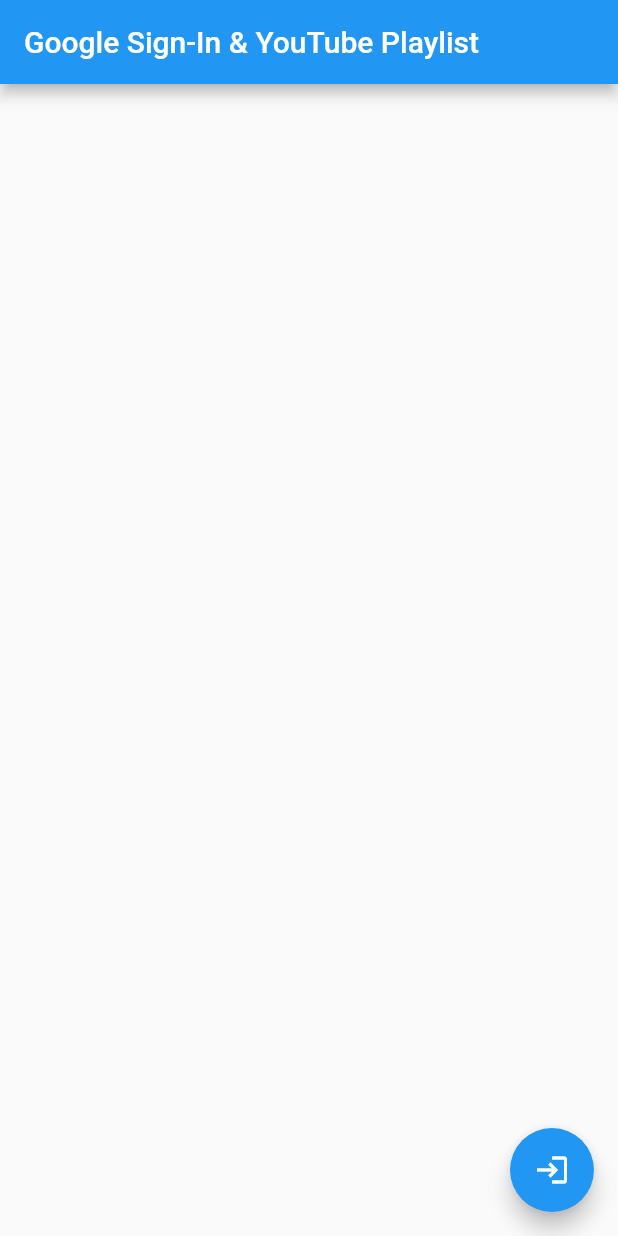
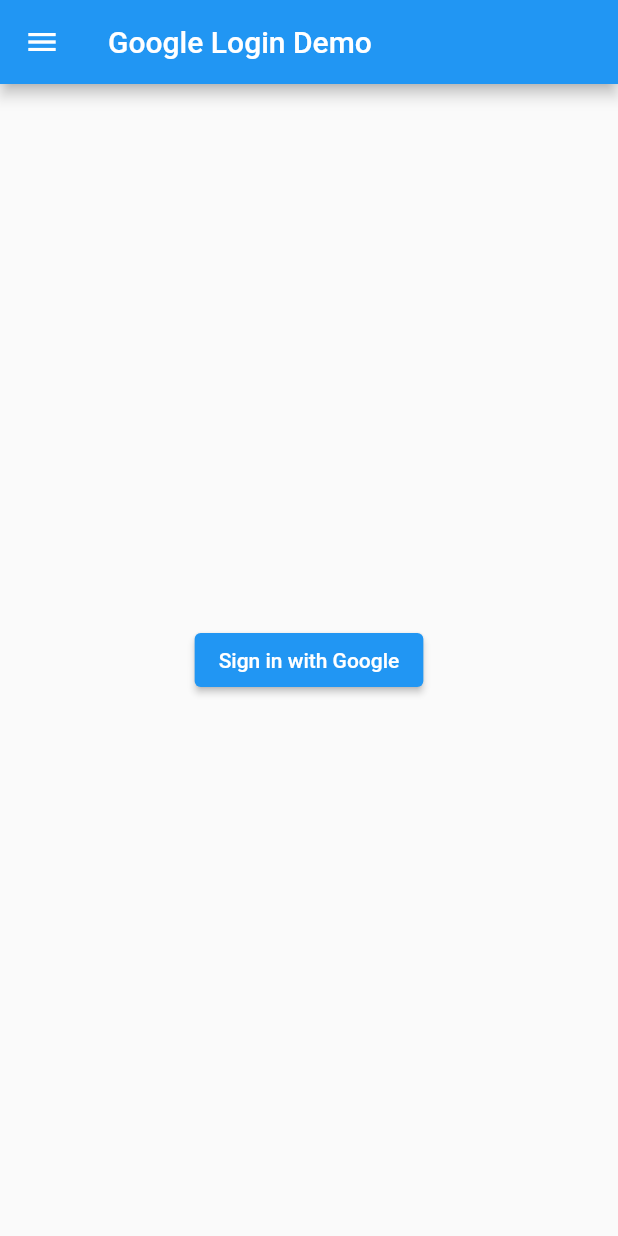
Before and after one commit to Compile7/CuratedYoutubeVideos, a Flutter app: the screen it shows after launch, on a phone screen of 412 x 824 dp. Run offline on Flutter 3.47's test engine with Material 2 defaults, Android fonts, the phone set to English and light mode, and no system bars; our stand-ins replace google_sign_in, shared_preferences.

Commit message:
login and playlist

```diff
--- a/lib/main.dart
+++ b/lib/main.dart
@@ -1,264 +1,298 @@
 import 'package:flutter/material.dart';
 import 'package:google_sign_in/google_sign_in.dart';
+import 'package:shared_preferences/shared_preferences.dart';
 import 'package:http/http.dart' as http;
 import 'dart:convert';
-import 'package:youtube_player_flutter/youtube_player_flutter.dart';
 
-void main() => runApp(MyApp());
+void main() {
+  runApp(MyApp());
+}
 
 class MyApp extends StatelessWidget {
   @override
   Widget build(BuildContext context) {
     return MaterialApp(
-      title: 'Google Sign-In & YouTube Playlist',
+      title: 'Google Login Demo',
       theme: ThemeData(
         primarySwatch: Colors.blue,
       ),
-      home: MyHomePage(title: 'Google Sign-In & YouTube Playlist'),
+      home: HomePage(),
     );
   }
 }
 
-class MyHomePage extends StatefulWidget {
-  MyHomePage({Key? key, required this.title}) : super(key: key);
-
-  final String title;
-
+class HomePage extends StatefulWidget {
   @override
-  _MyHomePageState createState() => _MyHomePageState();
+  _HomePageState createState() => _HomePageState();
 }
 
-class _MyHomePageState extends State<MyHomePage> {
+class _HomePageState extends State<HomePage> {
   GoogleSignIn _googleSignIn = GoogleSignIn(
-    scopes: ['email', 'https://www.googleapis.com/auth/youtube'],
+    scopes: [
+      'email',
+      'https://www.googleapis.com/auth/youtube',
+    ],
     clientId:
         "622626307311-2vujec8emo1vp7acu2hcltr3jrk7q36b.apps.googleusercontent.com",
   );
+
+  GoogleSignInAccount? _currentUser;
   bool _isLoggedIn = false;
-  late GoogleSignInAccount _user;
-  List<dynamic> _playlists = [];
-  List<dynamic> _videos = [];
-  String _selectedPlaylistId = '';
-  bool _isPlayerVisible = false;
-  String _selectedVideoUrl = '';
+  List<Map<String, dynamic>> _youtubePlaylist = [];
+  bool _isLoading = false;
+  bool _showPlaylist = false;
+  List<String> _youtubeVideos = [];
 
-  void _login() async {
-    try {
-      final googleUser = await _googleSignIn.signIn();
-      if (googleUser != null) {
+  @override
+  void initState() {
+    super.initState();
+    _checkIfLoggedIn();
+  }
+
+  Future<void> _checkIfLoggedIn() async {
+    final SharedPreferences prefs = await SharedPreferences.getInstance();
+    final String? email = prefs.getString('email');
+
+    if (email != null) {
       setState(() {
         _isLoggedIn = true;
-          _user = googleUser;
       });
-        _fetchPlaylists();
-      }
-    } catch (error) {
-      print('Error logging in: $error');
+      _googleSignIn.onCurrentUserChanged.listen((GoogleSignInAccount? account) {
+        setState(() {
+          _currentUser = account;
+        });
+      });
+      await _googleSignIn.signInSilently();
+
+      _fetchYouTubePlaylist(); // Fetch playlist if already logged in
     }
   }
 
-  void _logout() async {
+  Future<void> _handleSignIn() async {
     try {
+      final GoogleSignInAccount? googleUser = await _googleSignIn.signIn();
+      if (googleUser != null) {
+        final SharedPreferences prefs = await SharedPreferences.getInstance();
+        await prefs.setString('email', googleUser.email);
+        setState(() {
+          _isLoggedIn = true;
+          _currentUser = googleUser;
+        });
+
+        _fetchYouTubePlaylist(); // Fetch playlist after successful login
+      }
+    } catch (error) {
+      print('Error signing in: $error');
+    }
+  }
+
+  Future<void> _handleSignOut() async {
+    try {
+      final SharedPreferences prefs = await SharedPreferences.getInstance();
+      await prefs.remove('email');
+
+      await _googleSignIn.disconnect();
       await _googleSignIn.signOut();
       setState(() {
         _isLoggedIn = false;
-        _playlists.clear();
-        _videos.clear();
-        _selectedPlaylistId = '';
-        _isPlayerVisible = false;
-        _selectedVideoUrl = '';
+        _currentUser = null;
+        _youtubePlaylist = [];
+        _youtubeVideos = [];
       });
     } catch (error) {
-      print('Error logging out: $error');
+      print('Error signing out: $error');
     }
   }
 
-  Future<void> _fetchPlaylists() async {
+  Future<void> _fetchYouTubePlaylist() async {
+    setState(() {
+      _isLoading = true;
+    });
+
     try {
-      final accessToken = await _googleSignIn.currentUser!.authHeaders;
+      final headers = await _googleSignIn.currentUser?.authHeaders;
+      if (headers == null) {
+        throw Exception('User is not authenticated.');
+      }
       final response = await http.get(
         Uri.parse(
-          'https://www.googleapis.com/youtube/v3/playlists?part=snippet&mine=true',
-        ),
-        headers: accessToken,
+            'https://www.googleapis.com/youtube/v3/playlists?part=snippet&mine=true'),
+        headers: {
+          'Authorization': '${headers["Authorization"]}',
+        },
       );
 
       if (response.statusCode == 200) {
-        final data = jsonDecode(response.body);
+        final data = json.decode(response.body);
+        final items = data['items'] as List<dynamic>;
         setState(() {
-          _playlists = data['items'];
+          _youtubePlaylist = items
+              .map<Map<String, dynamic>>((item) => {
+                    'title': item['snippet']['title'],
+                    'id': item['id'],
+                  })
+              .toList();
+          _isLoading = false;
         });
       } else {
-        print('Failed to load playlists. Status code: ${response.statusCode}');
+        print(
+            'Error fetching YouTube playlist. Status code: ${response.statusCode}');
+        setState(() {
+          _isLoading = false;
+        });
       }
     } catch (error) {
-      print('Error fetching playlists: $error');
+      print('Error fetching YouTube playlist: $error');
+      setState(() {
+        _isLoading = false;
+      });
     }
   }
 
-  Future<void> _fetchVideos(String playlistId) async {
+  Future<void> _fetchRelatedVideos(String playlistId) async {
+    setState(() {
+      _isLoading = true;
+    });
     try {
-      final accessToken = await _googleSignIn.currentUser!.authHeaders;
+      final headers = await _googleSignIn.currentUser?.authHeaders;
+      if (headers == null) {
+        throw Exception('User is not authenticated.');
+      }
       final response = await http.get(
         Uri.parse(
-          'https://www.googleapis.com/youtube/v3/playlistItems?part=snippet&maxResults=10&playlistId=$playlistId',
-        ),
-        headers: accessToken,
+            'https://www.googleapis.com/youtube/v3/playlistItems?part=snippet&playlistId=$playlistId'),
+        headers: {
+          'Authorization': '${headers["Authorization"]}',
+        },
       );
 
       if (response.statusCode == 200) {
-        final data = jsonDecode(response.body);
+        final data = json.decode(response.body);
+        final items = data['items'] as List<dynamic>;
+
         setState(() {
-          _videos = data['items'];
+          _youtubeVideos =
+              items.map<String>((item) => item['snippet']['title']).toList();
+          _isLoading = false;
         });
       } else {
-        print('Failed to load videos. Status code: ${response.statusCode}');
+        print(
+            'Error fetching related videos. Status code: ${response.statusCode}');
+        setState(() {
+          _isLoading = false;
+        });
       }
     } catch (error) {
-      print('Error fetching videos: $error');
-    }
-  }
-
-  void _playVideo(String videoUrl) {
+      print('Error fetching related videos: $error');
       setState(() {
-      _isPlayerVisible = true;
-      _selectedVideoUrl = videoUrl;
+        _isLoading = false;
       });
     }
-
-  void _closePlayer() {
-    setState(() {
-      _isPlayerVisible = false;
-      _selectedVideoUrl = '';
-    });
   }
 
   @override
   Widget build(BuildContext context) {
     return Scaffold(
       appBar: AppBar(
-        title: Text(widget.title),
-        actions: <Widget>[
-          if (_isLoggedIn)
-            Row(
+        title: Text('Google Login Demo'),
+      ),
+      drawer: Drawer(
+        child: ListView(
+          padding: EdgeInsets.zero,
           children: <Widget>[
+            DrawerHeader(
+              decoration: BoxDecoration(
+                color: Colors.blue,
+              ),
+              child: Column(
+                crossAxisAlignment: CrossAxisAlignment.start,
+                children: [
+                  CircleAvatar(
+                    backgroundImage: NetworkImage(_currentUser?.photoUrl ?? ''),
+                    radius: 30,
+                  ),
+                  SizedBox(height: 8),
                   Text(
-                  _user.displayName ?? '',
-                  style: TextStyle(fontSize: 16),
+                    _currentUser?.displayName ?? '',
+                    style: TextStyle(fontSize: 16, color: Colors.white),
                   ),
-                SizedBox(width: 8),
-                IconButton(
-                  icon: Icon(Icons.account_circle),
-                  onPressed: () {
+                  Text(
+                    _currentUser?.email ?? '',
+                    style: TextStyle(fontSize: 12, color: Colors.white),
+                  ),
+                ],
+              ),
+            ),
+            ListTile(
+              title: Text('Playlist'),
+              leading: Icon(Icons.playlist_play),
+              onTap: () {
                 setState(() {
-                      _isLoggedIn = !_isLoggedIn;
-                      _playlists.clear();
-                      _videos.clear();
-                      _selectedPlaylistId = '';
+                  _showPlaylist = !_showPlaylist;
                 });
               },
             ),
-              ],
+            if (_showPlaylist) ..._buildPlaylistItems(),
+            ListTile(
+              title: Text('Sign Out'),
+              leading: Icon(Icons.logout),
+              onTap: _handleSignOut,
             ),
           ],
         ),
-      body: Row(
+      ),
+      body: Center(
+        child: Column(
+          mainAxisAlignment: MainAxisAlignment.center,
           children: <Widget>[
-          AnimatedContainer(
-            duration: Duration(milliseconds: 500),
-            width: _isPlayerVisible ? 0 : 200,
-            child: ListView.builder(
-              itemCount: _playlists.length,
-              itemBuilder: (context, index) {
-                final playlist = _playlists[index];
-                return ListTile(
-                  title: Text(playlist['snippet']['title']),
-                  onTap: () {
-                    final playlistId = playlist['id'];
-                    setState(() {
-                      _selectedPlaylistId = playlistId;
-                    });
-                    _fetchVideos(playlistId);
-                  },
-                );
-              },
-            ),
-          ),
+            if (!_isLoggedIn)
+              ElevatedButton(
+                onPressed: _handleSignIn,
+                child: Text('Sign in with Google'),
+              )
+            else if (_isLoading)
+              CircularProgressIndicator()
+            else if (_youtubeVideos.isNotEmpty)
               Expanded(
-            child: _isPlayerVisible
-                ? Column(
-                    children: [
-                      Container(
-                        height: 300,
-                        child: YoutubePlayer(
-                          controller: YoutubePlayerController(
-                            initialVideoId: YoutubePlayer.convertUrlToId(
-                                    _selectedVideoUrl) ??
-                                '',
-                            flags: YoutubePlayerFlags(
-                              autoPlay: true,
+                child: GridView.count(
+                  crossAxisCount: MediaQuery.of(context).size.width < 600
+                      ? 1
+                      : MediaQuery.of(context).size.width < 1200
+                          ? 3
+                          : 4,
+                  crossAxisSpacing: 10,
+                  mainAxisSpacing: 10,
+                  padding: EdgeInsets.all(10),
+                  children: _youtubeVideos.map((videoTitle) {
+                    return GridTile(
+                      child: Container(
+                        color: Colors.grey[300],
+                        child: Center(
+                          child: Text(
+                            videoTitle,
+                            style: TextStyle(fontSize: 16),
                           ),
                         ),
                       ),
-                      ),
-                      ElevatedButton(
-                        onPressed: _closePlayer,
-                        child: Text('Back'),
-                      ),
-                    ],
-                  )
-                : GridView.builder(
-                    gridDelegate: SliverGridDelegateWithFixedCrossAxisCount(
-                      crossAxisCount: 1,
-                      childAspectRatio: 16 / 9,
-                    ),
-                    itemCount: _videos.length,
-                    itemBuilder: (context, index) {
-                      final video = _videos[index];
-                      final snippet = video['snippet'];
-                      final title = snippet['title'];
-                      final thumbnail = snippet['thumbnails']['medium']['url'];
-                      final videoId = video['id'];
-                      final videoUrl =
-                          'https://www.youtube.com/watch?v=$videoId';
-
-                      return GestureDetector(
-                        onTap: () => _playVideo(videoUrl),
-                        child: Card(
-                          child: Column(
-                            children: [
-                              Expanded(
-                                child: Image.network(
-                                  thumbnail,
-                                  fit: BoxFit.cover,
-                                ),
-                              ),
-                              Padding(
-                                padding: EdgeInsets.all(8.0),
-                                child: Text(
-                                  title,
-                                  style: TextStyle(fontSize: 16),
-                                  textAlign: TextAlign.center,
+                    );
+                  }).toList(),
                 ),
               ),
           ],
         ),
       ),
     );
+  }
+
+  List<Widget> _buildPlaylistItems() {
+    return _youtubePlaylist
+            .map((playlistData) => ListTile(
+                  title:  Text(playlistData['title']),
+                  enabled: !_isLoading,
+                  onTap: () {
+                    _fetchRelatedVideos(playlistData['id']);
                   },
-                  ),
-          ),
-        ],
-      ),
-      floatingActionButton: _isLoggedIn
-          ? FloatingActionButton(
-              onPressed: _logout,
-              child: Icon(Icons.logout),
-            )
-          : FloatingActionButton(
-              onPressed: _login,
-              child: Icon(Icons.login),
-            ),
-    );
+                ))
+            .toList();
   }
 }
--- a/pubspec.yaml
+++ b/pubspec.yaml
@@ -25,6 +25,8 @@
   http: ^0.13.5
   flutter_auth_buttons: ^0.10.0
   flutter_signin_button: ^2.0.0
+  shared_preferences: ^2.1.2
+  cached_network_image: ^3.2.3
 
 dev_dependencies:
   flutter_test:
```
Also changed, not shown: pubspec.lock, 1 other file. Lines whose indentation alone changed are shown as unchanged.
